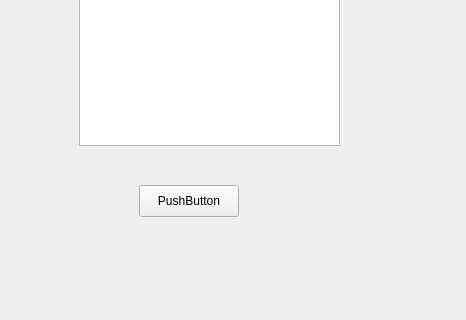
The window that mainwindow.ui (KrzysztofBuda/LaPizza) describes before a commit, drawn with Qt 5; both pictures show x 0 to 466 and y 214 to 534 of the 466 by 534 pixel window.
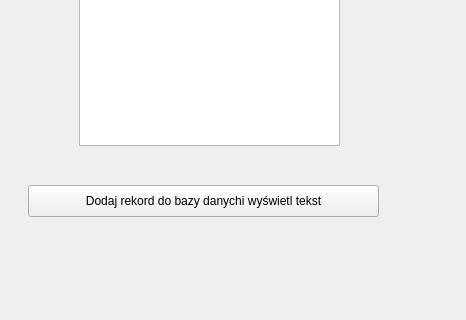
The same window after the commit. The open tabs and pages were chosen to show the change.

```diff
--- a/mainwindow.ui
+++ b/mainwindow.ui
@@ -169,14 +169,14 @@
        <widget class="QPushButton" name="pushButton_6">
         <property name="geometry">
          <rect>
-          <x>130</x>
+          <x>19</x>
           <y>390</y>
-          <width>100</width>
+          <width>351</width>
           <height>32</height>
          </rect>
         </property>
         <property name="text">
-         <string>PushButton</string>
+         <string>Dodaj rekord do bazy danychi wyświetl tekst</string>
         </property>
        </widget>
       </widget>
```
